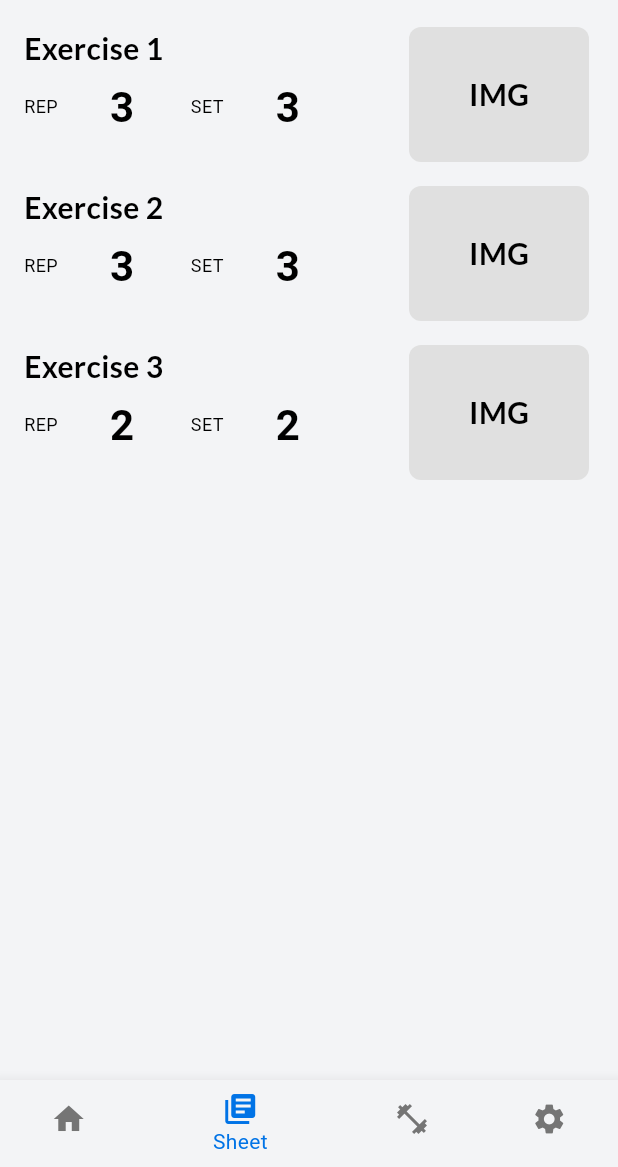
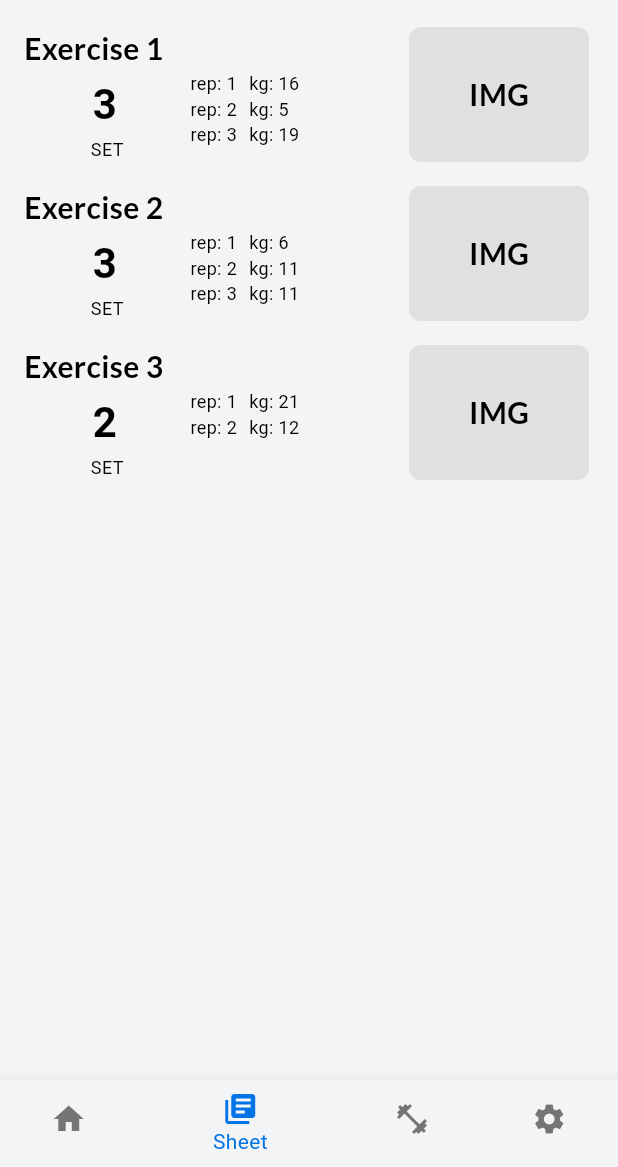
Before and after one commit to amanzetti/clocktrain, a Flutter app: the screen it shows after launch, item 2 of the bottom bar chosen, after a tap on "Start Workout", on a phone screen of 412 x 824 dp, the part 69-1236 px from its top. Run offline on Flutter 3.47's test engine with Material 3 defaults, Android fonts, the phone set to English and light mode, and no system bars; our stand-ins replace audioplayers, flutter_riverpod, go_router, google_fonts, keyboard_actions, shared_preferences and 1 more; Roboto replaces fonts that are missing (Ubuntu).

Commit message:
now work

```diff
--- a/assets/mock/trainers_athletes.json
+++ /dev/null
@@ -1,6 +0,0 @@
-[
-  {
-    "trainer_id": "user_1",
-    "athlete_id": "user_2"
-  }
-]
--- a/lib/domain/api/workout_api_imp.dart
+++ b/lib/domain/api/workout_api_imp.dart
@@ -18,7 +18,7 @@ class WorkoutApiImp implements WorkoutApiInterface{
           id: '1',
           name: 'Exercise 1',
           description: 'Description of exercise 1',
-          duration: const Duration(minutes: 10),
+          duration: Duration(minutes: 10),
           targetMuscle: '',
           videoUrl: 'https://www.youtube.com/watch?v=xfyxEaUWo3M&pp=ygUFc3F1YXQ%3D',
           sets: [
@@ -27,7 +27,7 @@ class WorkoutApiImp implements WorkoutApiInterface{
               reps: [
                 Rep(
                   repNumber: 1,
-                  restTime: const Duration(seconds: 30),
+                  restTime: Duration(seconds: 30),
                   weight: 10
                 ),
               ]
--- a/lib/presentation/pages/home_page.dart
+++ b/lib/presentation/pages/home_page.dart
@@ -1,4 +1,6 @@
 import 'package:clocktrain/domain/providers/user_proivider.dart';
+import 'package:clocktrain/presentation/app.dart';
+import 'package:clocktrain/presentation/themes/app_color.dart';
 import 'package:clocktrain/presentation/themes/app_typography.dart';
 import 'package:clocktrain/presentation/widgets/molecule/placeholder_img.dart';
 import 'package:clocktrain/utils/enum/standard_rateo_enum.dart';
@@ -90,7 +92,8 @@ class HomePage extends ConsumerWidget {
 
   @override
   Widget build(BuildContext context, WidgetRef ref) {
-    return Padding(
+    return Container(
+      color: AppColor.instance.surface,
       padding: const EdgeInsets.symmetric(horizontal: 16.0),
       child: Column(
         children: [
--- a/lib/presentation/pages/sheet_page.dart
+++ b/lib/presentation/pages/sheet_page.dart
@@ -1,5 +1,6 @@
 import 'package:clocktrain/domain/models/exercise_model.dart';
 import 'package:clocktrain/domain/providers/user_proivider.dart';
+import 'package:clocktrain/presentation/themes/app_color.dart';
 import 'package:clocktrain/presentation/widgets/molecule/list_tile_app.dart';
 import 'package:clocktrain/utils/enum/standard_rateo_enum.dart';
 import 'package:flutter/material.dart';
@@ -19,7 +20,8 @@ class SheetPage extends ConsumerWidget {
       data: (user) {
         final exerciseList =
             user.workouts.firstWhere((e) => e.name == exerciseId).exercises;
-        return Padding(
+        return Container(
+          color: AppColor.instance.surface,
           padding: const EdgeInsets.symmetric(horizontal: 16),
           child: Column(
             children: [
@@ -39,6 +41,7 @@ class SheetPage extends ConsumerWidget {
                           object: exerciseList[index],
                           mediaUrl: exerciseList[index].mediaUrl,
                           rep: exerciseList[index].sets.first.reps.length,
+                          reps: exerciseList[index].sets.first.reps,
                           set: exerciseList[index].sets.length,
                           padding: const EdgeInsets.symmetric(vertical: 8.0),
                           key: ValueKey(
@@ -47,27 +50,6 @@ class SheetPage extends ConsumerWidget {
                   ],
                 ),
               ),
-              // Expanded(
-              //   child: ListView.separated(
-              //     itemCount: mockListExercise.length,
-              //     itemBuilder: (context, index) {
-              //       return Dismissible(
-              //           key: ValueKey(index),
-              //           background: const ColoredBox(
-              //             color: Colors.red,
-              //           ),
-              //           child: ListTileExercise(
-              //             key: ValueKey(index),
-              //             exerciseName: mockListExercise[index].name,
-              //             rep: mockListExercise[index].rep,
-              //             set: mockListExercise[index].set,
-              //             videoUrl:
-              //                 'https://www.youtube.com/watch?v=xfyxEaUWo3M&pp=ygUFc3F1YXQ%3D',
-              //           ));
-              //     },
-              //     separatorBuilder: (context, index) => const SizedBox(height: 6),
-              //   ),
-              // ),
             ],
           ),
         );
@@ -75,22 +57,3 @@ class SheetPage extends ConsumerWidget {
     );
   }
 }
-
-// class Exercise implements ObjectT {
-//   @override
-//   final String name;
-//   @override
-//   final String mediaUrl;
-//   @override
-//   final String? description;
-//   final int rep;
-//   final int set;
-
-//   Exercise({
-//     required this.name,
-//     required this.mediaUrl,
-//     this.description,
-//     required this.rep,
-//     required this.set,
-//   });
-// }
--- a/lib/presentation/pages/workout_list_page.dart
+++ b/lib/presentation/pages/workout_list_page.dart
@@ -1,5 +1,6 @@
 import 'package:clocktrain/domain/models/workout_model.dart';
 import 'package:clocktrain/domain/providers/user_proivider.dart';
+import 'package:clocktrain/presentation/themes/app_color.dart';
 import 'package:clocktrain/presentation/widgets/molecule/list_tile_app.dart';
 import 'package:clocktrain/utils/enum/standard_rateo_enum.dart';
 import 'package:flutter/material.dart';
@@ -18,7 +19,8 @@ class WorkoutListPage extends ConsumerWidget {
       error: (error, stackTrace) => Text('Error: $error'),
       data: (user) {
         // ref.read(listProvider.notifier).setList(user.workouts);
-        return Padding(
+        return Container(
+          color: AppColor.instance.surface,
           padding: const EdgeInsets.symmetric(horizontal: 16.0),
           child: Column(
             children: [
--- a/lib/presentation/widgets/atoms/media_screen.dart
+++ b/lib/presentation/widgets/atoms/media_screen.dart
@@ -1,4 +1,6 @@
+import 'package:clocktrain/presentation/themes/app_color.dart';
 import 'package:clocktrain/utils/enum/standard_rateo_enum.dart';
+import 'package:clocktrain/utils/ext/standard_rateo_ext.dart';
 import 'package:flutter/material.dart';
 import 'package:youtube_player_flutter/youtube_player_flutter.dart';
 
@@ -65,7 +67,7 @@ class _MiniYoutubePlayerState extends State<MiniYoutubePlayer> {
             onPressed: () {
               _toggleFullScreen();
             },
-            icon: const Icon(
+            icon: Icon(
               Icons.fullscreen,
               color: Colors.white,
             ))
--- a/lib/presentation/widgets/molecule/list_tile_app.dart
+++ b/lib/presentation/widgets/molecule/list_tile_app.dart
@@ -1,3 +1,4 @@
+import 'package:clocktrain/domain/models/rep_model.dart';
 import 'package:clocktrain/domain/providers/ui/edit_provider.dart';
 import 'package:clocktrain/domain/providers/ui/main_page_params_provider.dart';
 import 'package:clocktrain/presentation/routes/path.dart';
@@ -39,6 +40,7 @@ class ListTileApp<T extends ObjectT> extends ConsumerStatefulWidget {
     required this.mediaUrl,
     required this.listTileAppType,
     this.rep,
+    this.reps,
     this.set,
     this.padding,
   });
@@ -49,6 +51,7 @@ class ListTileApp<T extends ObjectT> extends ConsumerStatefulWidget {
   final StandardRateo rateo;
   final String mediaUrl;
   final int? rep;
+  final List<Rep>? reps;
   final int? set;
   final ListTileAppType listTileAppType;
 
@@ -82,21 +85,40 @@ class _ListTileAppState<T extends ObjectT>
     );
   }
 
+  List<Widget> _generateReps() {
+    List<Widget> list = [];
+    if (widget.reps != null) {
+      for (var e in widget.reps!) {
+        list.add(Row(
+          mainAxisAlignment: MainAxisAlignment.start,
+          children: [
+            Text(
+              'rep: ' + e.repNumber.toString(),
+              style: AppTypography.instance.caption,
+            ),
+            const SizedBox(width: 8.0),
+            Text(
+              'kg: ' + e.weight.toString(),
+              style: AppTypography.instance.caption,
+            ),
+          ],
+        ));
+      }
+      return list;
+    }
+    return list;
+  }
+
   Widget _buildBody() {
     switch (widget.listTileAppType) {
       case ListTileAppType.exercise:
         final bool edit = ref.watch(editProvider);
-        return Row(
+        return Expanded(
+          child: Row(
             children: [
-            Text("REP", style: AppTypography().caption),
-            Flexible(
-              child: TextFiledExerciseTile(
-                controller: repController,
-                enabled: edit,
-                padding: const EdgeInsets.symmetric(horizontal: 4.0),
-              ),
-            ),
-            Text("SET", style: AppTypography().caption),
+              Expanded(
+                child: Column(
+                  children: [
                     Flexible(
                       child: TextFiledExerciseTile(
                         controller: setController,
@@ -104,7 +126,27 @@ class _ListTileAppState<T extends ObjectT>
                         padding: const EdgeInsets.symmetric(horizontal: 4.0),
                       ),
                     ),
+                    Text("SET", style: AppTypography().caption),
                   ],
+                ),
+              ),
+              Expanded(
+                child: Column(
+                  children: _generateReps(),
+                  // [
+                  //   Text("REP", style: AppTypography().caption),
+                  //   Flexible(
+                  //     child: TextFiledExerciseTile(
+                  //       controller: repController,
+                  //       enabled: edit,
+                  //       padding: const EdgeInsets.symmetric(horizontal: 4.0),
+                  //     ),
+                  //   ),
+                  // ],
+                ),
+              ),
+            ],
+          ),
         );
       case ListTileAppType.workout:
         return Expanded(
--- a/lib/presentation/widgets/molecule/placeholder_img.dart
+++ b/lib/presentation/widgets/molecule/placeholder_img.dart
@@ -14,6 +14,7 @@ class PlaceholderImg extends ConsumerWidget {
   final StandardRateo rateo;
 
   double _heigthFromWidth() {
+    var a = widthImage / rateo.aspectRatio;
     return widthImage / rateo.aspectRatio;
   }
 
--- a/pubspec.yaml
+++ b/pubspec.yaml
@@ -46,7 +46,7 @@ dependencies:
     sdk: flutter
   intl: any
   audioplayers: ^1.1.1
-  # video_player: ^2.9.2
+  video_player: ^2.9.2
   youtube_player_flutter: ^9.1.1
   keyboard_actions: ^4.2.0
   shared_preferences: ^2.3.2
```
Also changed, not shown: assets/mock/user_profile.json (deleted, +0 -20 lines), assets/mock/users.json (deleted, +0 -16 lines), pubspec.lock, 2 other files. Lines whose indentation alone changed are shown as unchanged.
